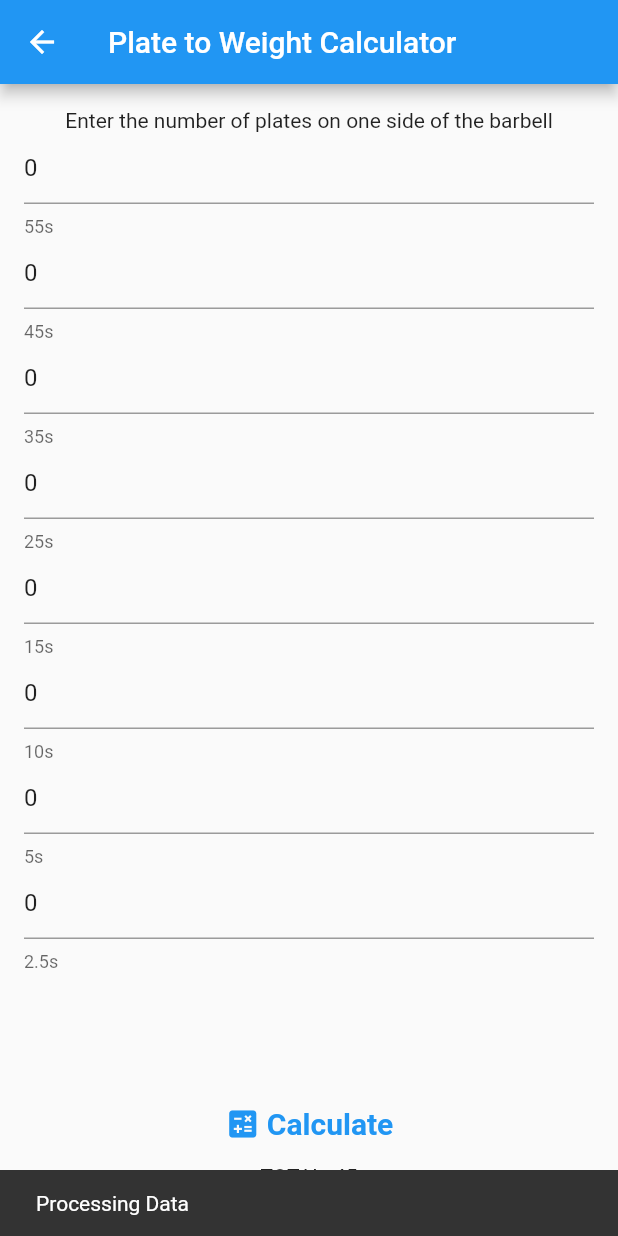
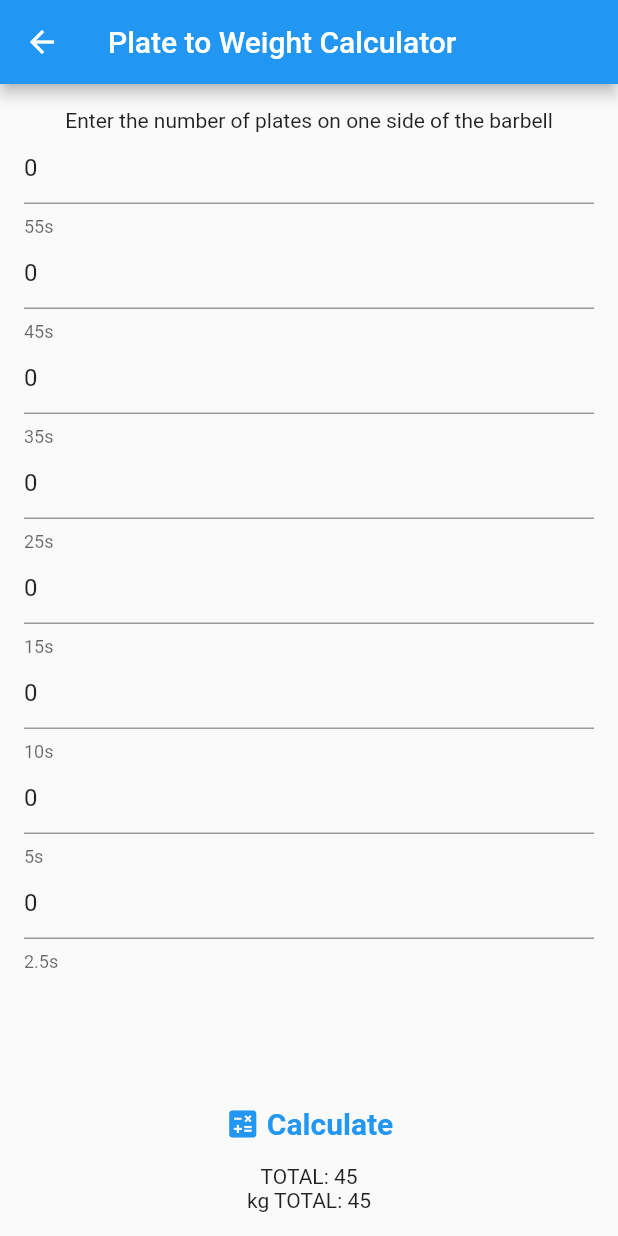
Before and after one commit to ccasil/Br-inG-ins, a Flutter app: the PlateToWeight screen opened by its route, after a tap on "Calculate", on a phone screen of 412 x 824 dp. Run offline on Flutter 3.47's test engine with Material 2 defaults, Android fonts, the phone set to English and light mode, and no system bars.

Commit message:
added features

```diff
--- a/lib/pctofmaxnum.dart
+++ b/lib/pctofmaxnum.dart
@@ -42,6 +42,8 @@ class _PctOfMaxNumState extends State < PctOfMaxNum > {
     setState(() {
       var number = num.tryParse(lbkginput);
       if (number == null) {
+        lbanswer = '';
+        kganswer = '';
         return null;
       }
       lbanswer = (number * (_currentSliderValue / 100)).toStringAsFixed(2);
--- a/lib/platetoweight.dart
+++ b/lib/platetoweight.dart
@@ -212,7 +212,7 @@ class _PlateToWeightState extends State < PlateToWeight > {
                 onPressed: () {
                   if (_formKey.currentState!.validate()) {
                     ScaffoldMessenger.of(context)
-                      .showSnackBar(SnackBar(content: Text('Processing Data')));
+                      .showSnackBar(SnackBar(content: Text('Processing Data'), duration: Duration(milliseconds: 400)));
                   }
                   _calculate();
                 },
--- a/lib/weighttoplate.dart
+++ b/lib/weighttoplate.dart
@@ -169,7 +169,7 @@ class _WeightToPlateState extends State < WeightToPlate > {
                   onPressed: () {
                     if (_formKey.currentState!.validate()) {
                       ScaffoldMessenger.of(context)
-                        .showSnackBar(SnackBar(content: Text('Processing Data')));
+                        .showSnackBar(SnackBar(content: Text('Processing Data'), duration: Duration(milliseconds: 600),));
                     }
                   },
                   child: Row(
```
